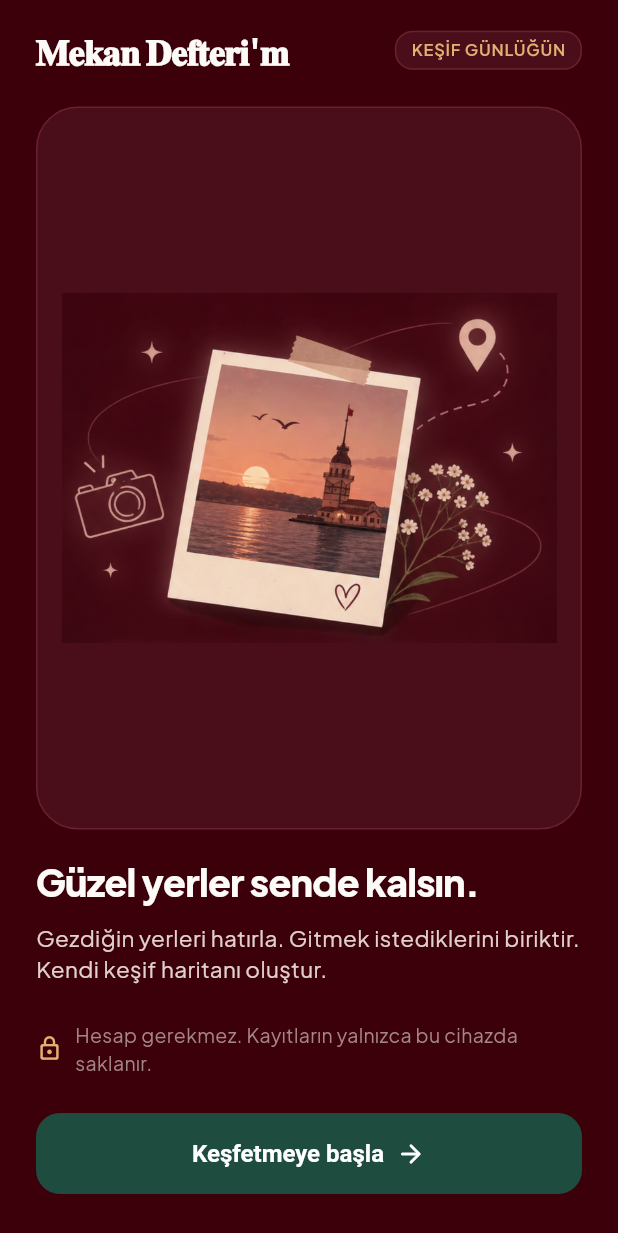
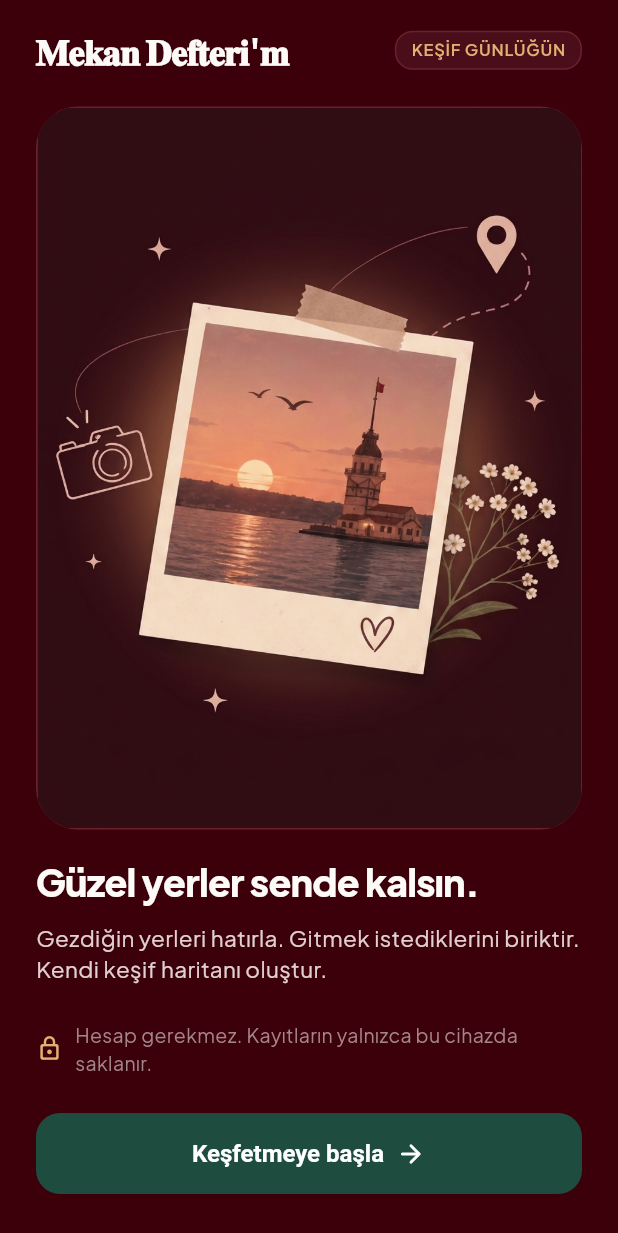
Before and after one commit to zehratuncer/MekanDefterim, a Flutter app: the screen it shows after launch, on a phone screen of 412 x 824 dp. Shown: the top 1233 px of the screen. Run offline on Flutter 3.47's test engine with Material 3 defaults, Android fonts, the phone set to English and light mode, and no system bars; our stand-ins replace drift, flutter_map, flutter_riverpod, geolocator, go_router, google_fonts and 2 more; accounts and stored records are empty; generated files the repository leaves out were written again.

Commit message:
onboard ekrani duzeltildi

```diff
--- a/lib/features/onboarding/presentation/pages/onboarding_page.dart
+++ b/lib/features/onboarding/presentation/pages/onboarding_page.dart
@@ -64,14 +64,11 @@ class OnboardingPage extends StatelessWidget {
                     border: Border.all(color: AppColors.cardBorder),
                   ),
                   clipBehavior: Clip.antiAlias,
-                  child: Padding(
-                    padding: const EdgeInsets.all(16),
-                    child: Center(
-                      child: Image.asset(
-                        'assets/images/onboard.png',
-                        fit: BoxFit.contain,
-                      ),
-                    ),
+                  child: Image.asset(
+                    'assets/images/onboard.png',
+                    width: double.infinity,
+                    height: double.infinity,
+                    fit: BoxFit.cover,
                   ),
                 ),
               ),
```
Also changed, not shown: assets/images/onboard.png, 10 other files.
